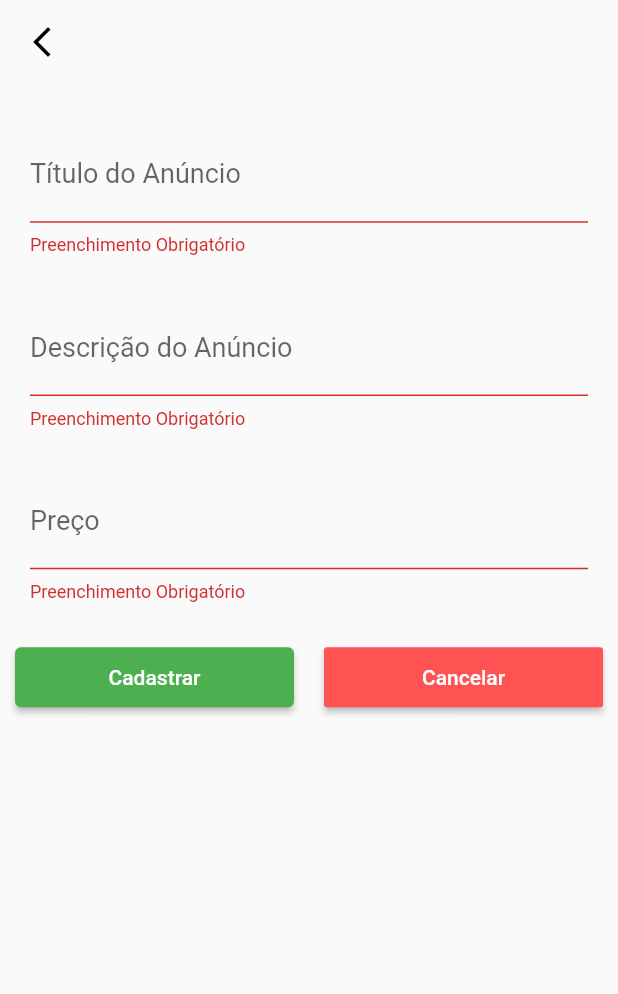
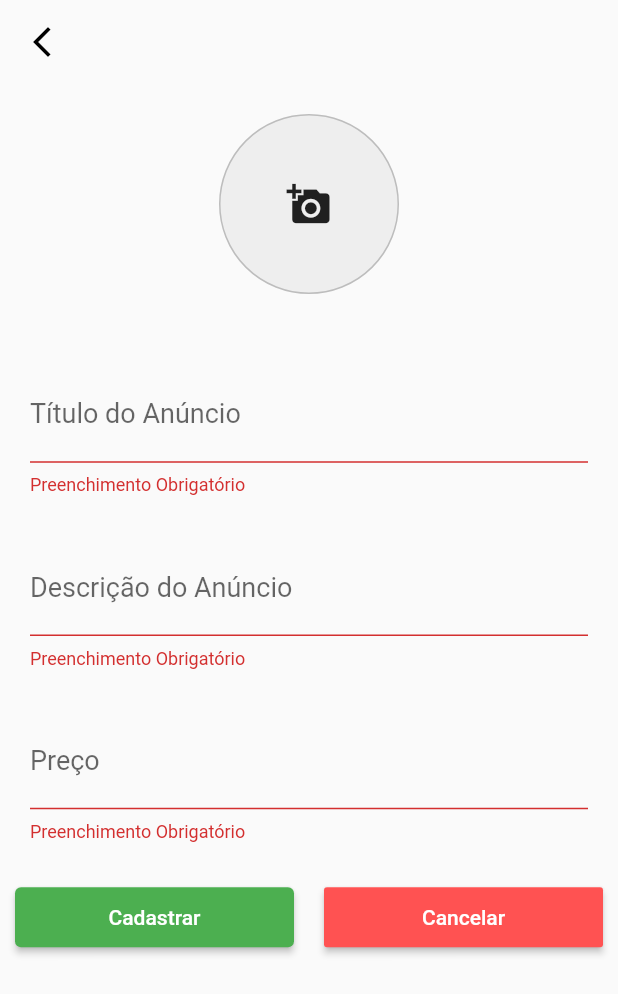
Before and after one commit to gabrielnetoc/faculty, a Flutter app: the CreateAd screen opened by its route, after a tap on "Cadastrar", on a phone screen of 412 x 824 dp. Shown: the top 994 px of the screen. Run offline on Flutter 3.47's test engine with Material 2 defaults, Android fonts, the phone set to English and light mode, and no system bars; our stand-ins replace image_picker.

Commit message:
adionando comando de inserir foto

```diff
--- a/DesenvolvimentoSistemasMoveis/ads_app/lib/models/todo.dart
+++ b/DesenvolvimentoSistemasMoveis/ads_app/lib/models/todo.dart
@@ -1,8 +1,11 @@
+import 'dart:io';
+
 class Ads {
   late String text;
   late String price;
   late String description;
   bool done = false;
+  File image;
 
-  Ads(this.text, this.description, this.price);
+  Ads(this.text, this.description, this.price, this.image);
 }
--- a/DesenvolvimentoSistemasMoveis/ads_app/lib/views/create_ad.dart
+++ b/DesenvolvimentoSistemasMoveis/ads_app/lib/views/create_ad.dart
@@ -1,5 +1,8 @@
+import 'dart:io';
+
 import 'package:ads_app/models/todo.dart';
 import 'package:flutter/material.dart';
+import 'package:image_picker/image_picker.dart';
 
 class CreateAd extends StatefulWidget {
   Ads? ads;
@@ -15,6 +18,9 @@ class _CreateAdState extends State<CreateAd> {
   final TextEditingController _priceController = TextEditingController();
   final TextEditingController _descController = TextEditingController();
   final GlobalKey<FormState> _formKey = GlobalKey<FormState>();
+
+  File? _image;
+
   @override
   void initState() {
     super.initState();
@@ -23,6 +29,7 @@ class _CreateAdState extends State<CreateAd> {
         _textController.text = widget.ads!.text;
         _priceController.text = widget.ads!.price;
         _descController.text = widget.ads!.description;
+        _image = widget.ads!.image;
       });
     }
   }
@@ -40,7 +47,38 @@ class _CreateAdState extends State<CreateAd> {
         ),
         backgroundColor: Colors.transparent,
       ),
-      body: Form(
+      body: Column(children: [
+        GestureDetector(
+          child: Container(
+            margin: EdgeInsets.symmetric(vertical: 20.0),
+            width: 120,
+            height: 120,
+            decoration: BoxDecoration(
+              color: Colors.grey[200],
+              border: Border.all(width: 1, color: Colors.grey[400]!),
+              shape: BoxShape.circle,
+            ),
+            child: _image == null
+                ? const Icon(
+                    Icons.add_a_photo,
+                    size: 30,
+                  )
+                : ClipOval(
+                    child: Image.file(_image!),
+                  ),
+          ),
+          onTap: () async {
+            final ImagePicker _picker = ImagePicker();
+            final XFile? pickerFile =
+                await _picker.pickImage(source: ImageSource.camera);
+            if (pickerFile != null) {
+              setState(() {
+                _image = File(pickerFile.path);
+              });
+            }
+          },
+        ),
+        Form(
           key: _formKey,
           child: Column(
             children: [
@@ -105,8 +143,11 @@ class _CreateAdState extends State<CreateAd> {
                         onPressed: () {
                           FocusScope.of(context).unfocus();
                           if (_formKey.currentState!.validate()) {
-                          Ads newAds = Ads(_textController.text,
-                              _descController.text, _priceController.text);
+                            Ads newAds = Ads(
+                                _textController.text,
+                                _descController.text,
+                                _priceController.text,
+                                _image!);
                             Navigator.pop(context, newAds);
                           }
                         },
@@ -134,6 +175,7 @@ class _CreateAdState extends State<CreateAd> {
             ],
           ),
         ),
+      ]),
     );
   }
 }
--- a/DesenvolvimentoSistemasMoveis/ads_app/pubspec.yaml
+++ b/DesenvolvimentoSistemasMoveis/ads_app/pubspec.yaml
@@ -34,10 +34,16 @@ dependencies:
   # The following adds the Cupertino Icons font to your application.
   # Use with the CupertinoIcons class for iOS style icons.
   cupertino_icons: ^1.0.2
+  image_picker: ^0.8.4+4
+  path_provider: ^2.0.8
+
 
 dev_dependencies:
   flutter_test:
     sdk: flutter
+
+
+
 
 
 
```
Also changed, not shown: DesenvolvimentoSistemasMoveis/ads_app/lib/views/home_screen.dart (+7 -0 lines), DesenvolvimentoSistemasMoveis/ads_app/pubspec.lock, 5 other files. Lines whose indentation alone changed are shown as unchanged.
